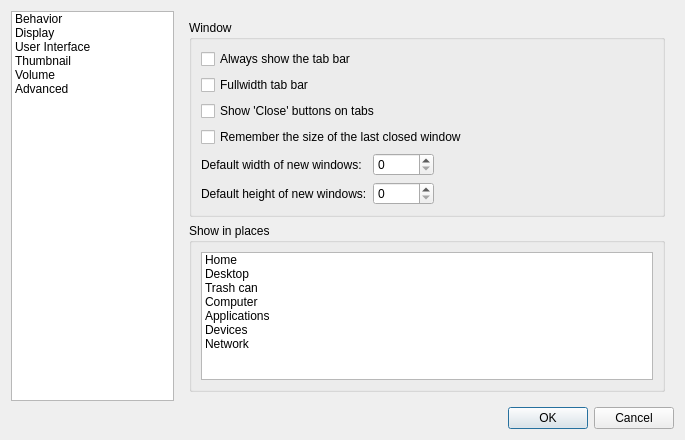
Before: the Qt Designer form pcmanfm/preferences.ui in lubuntu-team/pavucontrol-qt-packaging, drawn with Qt 5.
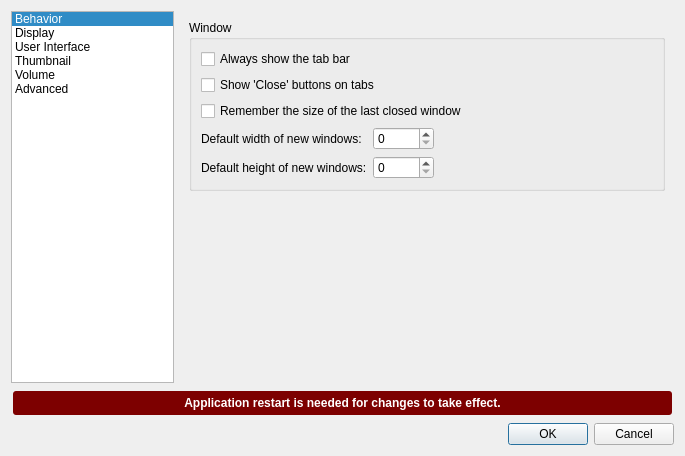
After: the same form once the commit is applied. The open tabs and pages were chosen to show the change. Icons and pictures are not drawn.

```diff
--- a/pcmanfm/preferences.ui
+++ b/pcmanfm/preferences.ui
@@ -28,7 +28,7 @@
         <enum>Qt::ScrollBarAlwaysOff</enum>
        </property>
        <property name="currentRow">
-        <number>-1</number>
+        <number>0</number>
        </property>
        <item>
         <property name="text">
@@ -189,9 +189,11 @@
             </item>
             <item>
              <widget class="QCheckBox" name="quickExec">
+              <property name="toolTip">
+               <string>Requires application restart to take effect completely</string>
+              </property>
               <property name="text">
-               <string>Launch executable files without prompt
-(Requires application restart to take effect)</string>
+               <string>Launch executable files without prompt</string>
               </property>
              </widget>
             </item>
@@ -337,8 +339,8 @@
             </item>
             <item row="2" column="0" colspan="6">
              <widget class="QCheckBox" name="showFullNames">
-              <property name="enabled">
-               <bool>false</bool>
+              <property name="toolTip">
+               <string>Requires application restart to take effect completely</string>
               </property>
               <property name="text">
                <string>Always show full file names</string>
@@ -347,8 +349,8 @@
             </item>
             <item row="3" column="0" colspan="6">
              <widget class="QCheckBox" name="shadowHidden">
-              <property name="enabled">
-               <bool>false</bool>
+              <property name="toolTip">
+               <string>Requires application restart to take effect completely</string>
               </property>
               <property name="text">
                <string>Show icons of hidden files shadowed</string>
@@ -479,52 +481,41 @@
              </widget>
             </item>
             <item row="1" column="0" colspan="2">
-             <widget class="QCheckBox" name="fullWidthTabbar">
-              <property name="toolTip">
-               <string>If unchecked, the tab bar will be positioned only
-above the folder-view and not above the left pane.</string>
-              </property>
-              <property name="text">
-               <string>Fullwidth tab bar</string>
-              </property>
-             </widget>
-            </item>
-            <item row="2" column="0" colspan="2">
              <widget class="QCheckBox" name="showTabClose">
               <property name="text">
                <string>Show 'Close' buttons on tabs	</string>
               </property>
              </widget>
             </item>
-            <item row="3" column="0" colspan="2">
+            <item row="2" column="0" colspan="2">
              <widget class="QCheckBox" name="rememberWindowSize">
               <property name="text">
                <string>Remember the size of the last closed window</string>
               </property>
              </widget>
             </item>
-            <item row="4" column="0">
+            <item row="3" column="0">
              <widget class="QLabel" name="label_12">
               <property name="text">
                <string>Default width of new windows:</string>
               </property>
              </widget>
             </item>
-            <item row="4" column="1">
+            <item row="3" column="1">
              <widget class="QSpinBox" name="fixedWindowWidth">
               <property name="maximum">
                <number>32768</number>
               </property>
              </widget>
             </item>
-            <item row="5" column="0">
+            <item row="4" column="0">
              <widget class="QLabel" name="label_13">
               <property name="text">
                <string>Default height of new windows:</string>
               </property>
              </widget>
             </item>
-            <item row="5" column="1">
+            <item row="4" column="1">
              <widget class="QSpinBox" name="fixedWindowHeight">
               <property name="maximum">
                <number>32768</number>
@@ -534,100 +525,6 @@
            </layout>
           </widget>
          </item>
-         <item>
-          <widget class="QGroupBox" name="groupBox_10">
-           <property name="title">
-            <string>Show in places</string>
-           </property>
-           <layout class="QVBoxLayout" name="verticalLayout_10">
-            <item>
-             <widget class="QListWidget" name="showInPlaces">
-              <item>
-               <property name="text">
-                <string>Home</string>
-               </property>
-               <property name="checkState">
-                <enum>Unchecked</enum>
-               </property>
-               <property name="icon">
-                <iconset theme="user-home">
-                 <normaloff/>
-                </iconset>
-               </property>
-              </item>
-              <item>
-               <property name="text">
-                <string>Desktop</string>
-               </property>
-               <property name="checkState">
-                <enum>Unchecked</enum>
-               </property>
-               <property name="icon">
-                <iconset theme="user-desktop">
-                 <normaloff/>
-                </iconset>
-               </property>
-              </item>
-              <item>
-               <property name="text">
-                <string>Trash can</string>
-               </property>
-               <property name="checkState">
-                <enum>Unchecked</enum>
-               </property>
-               <property name="icon">
-                <iconset theme="user-trash">
-                 <normaloff/>
-                </iconset>
-               </property>
-              </item>
-              <item>
-               <property name="text">
-                <string>Computer</string>
-               </property>
-               <property name="checkState">
-                <enum>Unchecked</enum>
-               </property>
-               <property name="icon">
-                <iconset theme="computer">
-                 <normaloff/>
-                </iconset>
-               </property>
-              </item>
-              <item>
-               <property name="text">
-                <string>Applications</string>
-               </property>
-               <property name="checkState">
-                <enum>Unchecked</enum>
-               </property>
-              </item>
-              <item>
-               <property name="text">
-                <string>Devices</string>
-               </property>
-               <property name="checkState">
-                <enum>Unchecked</enum>
-               </property>
-              </item>
-              <item>
-               <property name="text">
-                <string>Network</string>
-               </property>
-               <property name="checkState">
-                <enum>Unchecked</enum>
-               </property>
-               <property name="icon">
-                <iconset theme="folder-network">
-                 <normaloff/>
-                </iconset>
-               </property>
-              </item>
-             </widget>
-            </item>
-           </layout>
-          </widget>
-         </item>
          <item>
           <spacer name="verticalSpacer_4">
            <property name="orientation">
@@ -887,6 +784,22 @@
      </item>
     </layout>
    </item>
+   <item>
+    <widget class="QLabel" name="warningLabel">
+     <property name="styleSheet">
+      <string notr="true">background-color:#7d0000; color:white; font-weight:bold; border-radius:3px; margin:2px; padding:5px;</string>
+     </property>
+     <property name="lineWidth">
+      <number>0</number>
+     </property>
+     <property name="text">
+      <string>Application restart is needed for changes to take effect.</string>
+     </property>
+     <property name="alignment">
+      <set>Qt::AlignCenter</set>
+     </property>
+    </widget>
+   </item>
    <item>
     <widget class="QDialogButtonBox" name="buttonBox">
      <property name="orientation">
```
